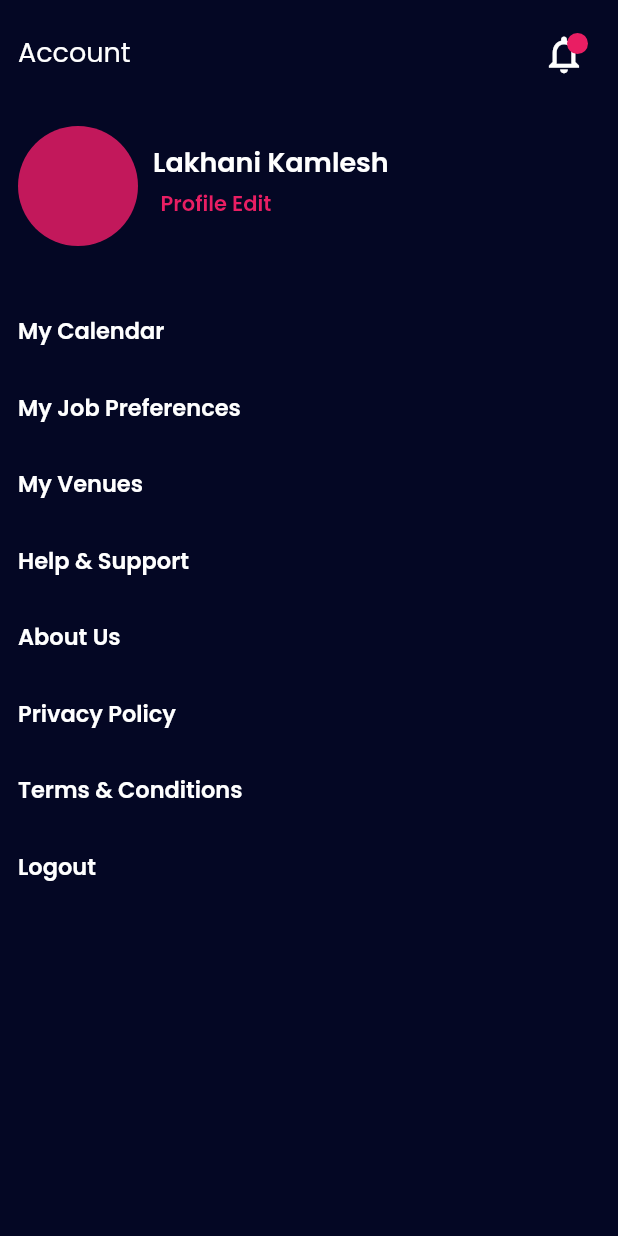
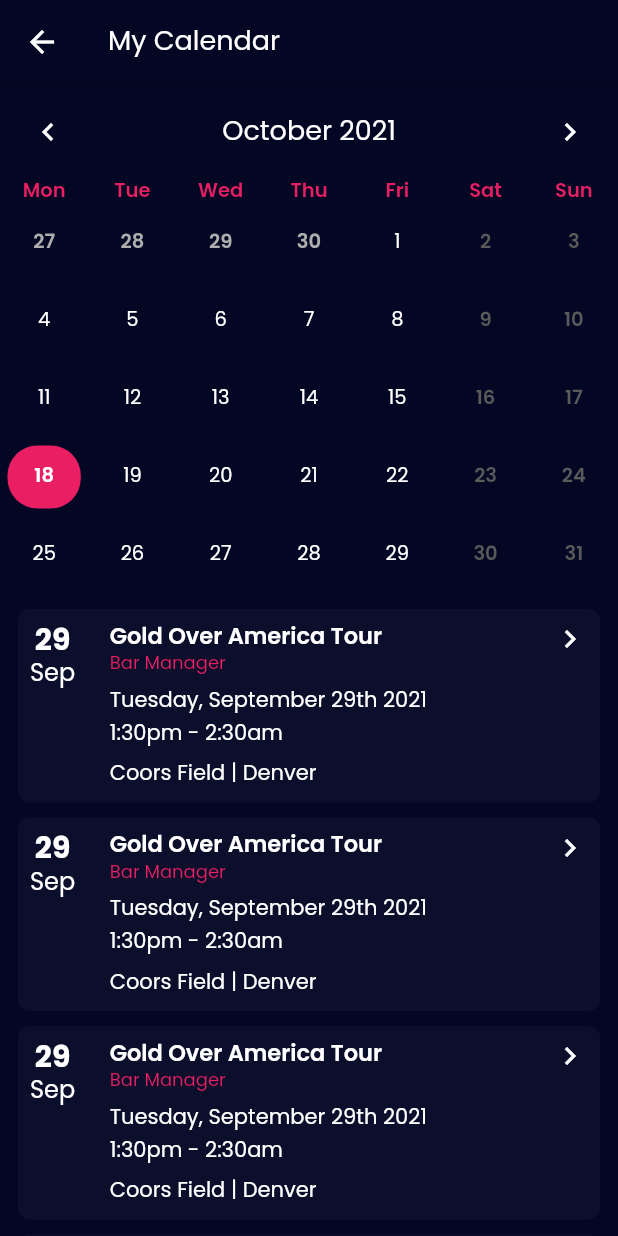
Before and after one commit to fluttertutorialin/mvpeventstaffing, a Flutter app: the AccountPage screen opened directly, after a tap on "My Calendar", on a phone screen of 412 x 824 dp. Run offline on Flutter 3.47's test engine with Material 2 defaults, Android fonts, the phone set to English and light mode, and no system bars; drawn by our look-alikes of table_calendar; our stand-ins replace get, google_fonts, pin_code_text_field.

Commit message:
calendar add

```diff
--- a/lib/binding/import_collection_binding.dart
+++ b/lib/binding/import_collection_binding.dart
@@ -5,3 +5,4 @@ export 'otp_binding.dart';
 export 'forgot_password_binding.dart';
 export 'bottom_navigation_binding.dart';
 export 'profile_edit_binding.dart';
+export 'my_calendar_binding.dart';
--- /dev/null
+++ b/lib/binding/my_calendar_binding.dart
@@ -0,0 +1,9 @@
+import 'package:get/get.dart';
+import '../controller/import_collection_controller.dart';
+
+class MyCalendarBinding extends Bindings {
+  @override
+  void dependencies() {
+    Get.lazyPut(() => MyCalendarController());
+  }
+}
--- a/lib/controller/import_collection_controller.dart
+++ b/lib/controller/import_collection_controller.dart
@@ -5,3 +5,4 @@ export 'otp_controller.dart';
 export 'forgot_password_controller.dart';
 export 'bottom_navigation_controller.dart';
 export 'profile_edit_controller.dart';
+export 'my_calendar_controller.dart';
--- /dev/null
+++ b/lib/controller/my_calendar_controller.dart
@@ -0,0 +1,14 @@
+import 'package:flutter/material.dart';
+import 'package:get/get.dart';
+
+class MyCalendarController extends GetxController {
+  final todayDateTime = DateTime.now();
+  late PageController pageController;
+
+  final Rx<DateTime> _focusedDay = DateTime.now().obs;
+  DateTime get focusedDay => _focusedDay.value;
+
+  setFocusedDay(DateTime dateTime) {
+    _focusedDay.value = dateTime;
+  }
+}
--- a/lib/route_navigation/app_module.dart
+++ b/lib/route_navigation/app_module.dart
@@ -57,5 +57,11 @@ abstract class AppPage {
     GetPage(name: profileJobSettingRoute, page: () => const ProfileJobSettingPage()),
 
     GetPage(name: eventDetailRoute, page: () => const EventDetailPage()),
+
+    GetPage(
+        name: myCalendarRoute,
+        binding: MyCalendarBinding(),
+        page: () => const MyCalendarPage()),
+
   ];
 }
--- a/lib/route_navigation/route.dart
+++ b/lib/route_navigation/route.dart
@@ -18,3 +18,4 @@ const String notificationRoute = '/notification';
 const String profileEditRoute = '/profileEdit';
 const String profileJobSettingRoute = '/ProfileJobSettingPage';
 const String eventDetailRoute = '/eventDetail';
+const String myCalendarRoute = '/myCalendar';
--- a/lib/ui/page/account_page.dart
+++ b/lib/ui/page/account_page.dart
@@ -62,12 +62,11 @@ class AccountPage extends StatelessWidget {
                                       fontWeight: FontWeight.w600))),
                           InkWell(
                               child: Padding(
-                                  padding:
-                                      const EdgeInsets.all(5),
+                                  padding: const EdgeInsets.all(5),
                                   child: Text('Profile Edit',
                                       style: Get.textTheme.headline1!.merge(
                                           const TextStyle(
-                                              color: primarySwatchColor                           ,
+                                              color: primarySwatchColor,
                                               fontSize: 14,
                                               fontWeight: FontWeight.w600)))),
                               onTap: () {
@@ -76,11 +75,17 @@ class AccountPage extends StatelessWidget {
                         ]))
                   ])),
               const SizedBox(height: 25),
-              _menuWidget(name: 'My Calendar'),
+              _menuWidget(
+                  name: 'My Calendar',
+                  onPress: () {
+                    Get.toNamed(myCalendarRoute);
+                  }),
               const SizedBox(height: 10),
-              _menuWidget(name: 'My Job Preferences', onPress: (){
-                Get.toNamed(profileJobSettingRoute);
-              }),
+              _menuWidget(
+                  name: 'My Job Preferences',
+                  onPress: () {
+                    Get.toNamed(profileJobSettingRoute);
+                  }),
               const SizedBox(height: 10),
               _menuWidget(name: 'My Venues'),
               const SizedBox(height: 10),
--- a/lib/ui/page/import_collection_page.dart
+++ b/lib/ui/page/import_collection_page.dart
@@ -19,3 +19,4 @@ export 'account_page.dart';
 export 'notification_page.dart';
 export 'profile_edit_page.dart';
 export 'event_detail_page.dart';
+export 'my_calendar_page.dart';
--- /dev/null
+++ b/lib/ui/page/my_calendar_page.dart
@@ -0,0 +1,144 @@
+import 'package:flutter/material.dart';
+import 'package:get/get.dart';
+import 'package:intl/intl.dart';
+import 'package:mvpeventstaffing/route_navigation/route.dart';
+import 'package:table_calendar/table_calendar.dart';
+import '../../controller/import_collection_controller.dart';
+import '../../resource/app_color.dart';
+
+class MyCalendarPage extends GetView<MyCalendarController> {
+  const MyCalendarPage({Key? key}) : super(key: key);
+
+  @override
+  Widget build(BuildContext context) {
+    return Scaffold(
+        backgroundColor: backgroundColor,
+        appBar: AppBar(
+            elevation: 1,
+            backgroundColor: backgroundColor.withOpacity(0.9),
+            title: Text('My Calendar',
+                style: Get.textTheme.bodyText1!
+                    .merge(const TextStyle(color: whiteColor, fontSize: 18)))),
+        body: Column(children: [
+          Obx(() => TableCalendar(
+              firstDay: DateTime(2010),
+              lastDay: DateTime(2030),
+              onPageChanged: (selectedDay) {},
+              daysOfWeekStyle: const DaysOfWeekStyle(
+                  weekdayStyle: TextStyle(color: primarySwatchColor),
+                  weekendStyle: TextStyle(color: primarySwatchColor)),
+              calendarStyle: const CalendarStyle(
+                  todayTextStyle: TextStyle(
+                      fontFamily: 'Poppins',
+                      color: whiteColor,
+                      fontWeight: FontWeight.normal),
+                  defaultTextStyle: TextStyle(
+                      fontFamily: 'Poppins',
+                      fontWeight: FontWeight.normal,
+                      color: whiteColor)),
+              calendarBuilders: CalendarBuilders(
+                  selectedBuilder: (context, date, events) => Container(
+                      margin: const EdgeInsets.all(5.0),
+                      alignment: Alignment.center,
+                      decoration: BoxDecoration(
+                          color: primarySwatchColor,
+                          borderRadius: BorderRadius.circular(20.0)),
+                      child: Text(date.day.toString(),
+                          style: const TextStyle(color: whiteColor))),
+                  todayBuilder: (context, date, events) => Container(
+                      margin: const EdgeInsets.all(5.0),
+                      alignment: Alignment.center,
+                      decoration: BoxDecoration(
+                          color: primarySwatchColor,
+                          borderRadius: BorderRadius.circular(20.0)),
+                      child: Text(date.day.toString(),
+                          style: const TextStyle(color: whiteColor)))),
+              startingDayOfWeek: StartingDayOfWeek.monday,
+              currentDay: controller.focusedDay,
+              focusedDay: controller.focusedDay,
+              headerVisible: true,
+              calendarFormat: CalendarFormat.month,
+              sixWeekMonthsEnforced: false,
+              shouldFillViewport: false,
+              headerStyle: HeaderStyle(
+                  formatButtonVisible: false,
+                  titleTextStyle: Get.textTheme.bodyText2!.merge(
+                      const TextStyle(
+                          color: whiteColor,
+                          fontWeight: FontWeight.normal,
+                          fontSize: 18)),
+                  titleCentered: true),
+              onDaySelected: (selectedDay, focusedDay) {
+                controller.setFocusedDay(selectedDay);
+              },
+              onCalendarCreated: (controllerCreate) =>
+                  controller.pageController = controllerCreate,
+              onFormatChanged: (format) {})),
+          Expanded(
+              child: SingleChildScrollView(
+                  child: Padding(
+                      padding: const EdgeInsets.only(left: 12, right: 12, bottom: 12),
+                      child: ListView.builder(
+                          shrinkWrap: true,
+                          physics: const NeverScrollableScrollPhysics(),
+                          itemCount: 5,
+                          scrollDirection: Axis.vertical,
+                          itemBuilder: (BuildContext context, int index) {
+                            return _eventItemView();
+                          }))))
+        ]));
+  }
+
+  _eventItemView() => Container(
+      margin: const EdgeInsets.only(top: 10),
+      child: GestureDetector(
+          onTap: () {
+            Get.toNamed(eventDetailRoute);
+          },
+          child: Container(
+              decoration: BoxDecoration(
+                  borderRadius: BorderRadius.circular(8), color: boxColor),
+              child:
+                  Row(crossAxisAlignment: CrossAxisAlignment.start, children: [
+                Padding(
+                    padding: const EdgeInsets.all(8.0),
+                    child: Column(children: [
+                      Text('29',
+                          style: Get.textTheme.headline3!.merge(const TextStyle(
+                              color: whiteColor, fontSize: 20))),
+                      Text('Sep',
+                          style: Get.textTheme.bodyText1!.merge(
+                              const TextStyle(color: whiteColor, fontSize: 16)))
+                    ])),
+                const SizedBox(width: 15),
+                Expanded(
+                    child: Column(
+                        crossAxisAlignment: CrossAxisAlignment.start,
+                        children: [
+                      const SizedBox(height: 10),
+                      Text('Gold Over America Tour',
+                          style: Get.textTheme.bodyText2!.merge(const TextStyle(
+                              color: whiteColor, fontSize: 15))),
+                      const SizedBox(height: 1),
+                      Text('Bar Manager',
+                          style: Get.textTheme.bodyText1!.merge(const TextStyle(
+                              color: primarySwatchColor, fontSize: 12))),
+                      const SizedBox(height: 10),
+                      Text('Tuesday, September 29th 2021',
+                          style: Get.textTheme.bodyText1!.merge(const TextStyle(
+                              color: whiteColor, fontSize: 14))),
+                      const SizedBox(height: 5),
+                      Text('1:30pm - 2:30am',
+                          style: Get.textTheme.bodyText1!.merge(const TextStyle(
+                              color: whiteColor, fontSize: 14))),
+                      const SizedBox(height: 10),
+                      Text('Coors Field | Denver',
+                          style: Get.textTheme.bodyText1!.merge(const TextStyle(
+                              color: whiteColor, fontSize: 14))),
+                      const SizedBox(height: 10)
+                    ])),
+                const Padding(
+                    padding: EdgeInsets.all(8.0),
+                    child: Icon(Icons.chevron_right))
+              ]))));
+}
--- a/pubspec.yaml
+++ b/pubspec.yaml
@@ -18,7 +18,8 @@ dependencies:
   pin_code_text_field:
 
   google_fonts:
-
+  table_calendar:
+  intl:
 
 dev_dependencies:
   flutter_test:
```
Also changed, not shown: pubspec.lock.
